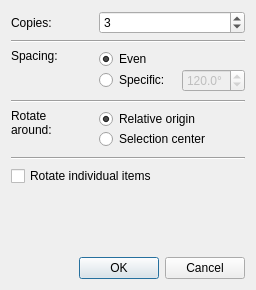
The window that cpcb/ui/CircularPatternDialog.ui (wagenadl/cschem) describes before a commit, drawn with Qt 5.
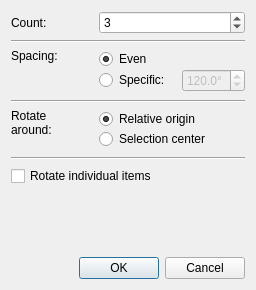
The same window after the commit.

```diff
--- a/cpcb/ui/CircularPatternDialog.ui
+++ b/cpcb/ui/CircularPatternDialog.ui
@@ -50,7 +50,7 @@
      <item row="0" column="0">
       <widget class="QLabel" name="label_2">
        <property name="text">
-        <string>Copies:</string>
+        <string>Count:</string>
        </property>
        <property name="margin">
         <number>2</number>
```
